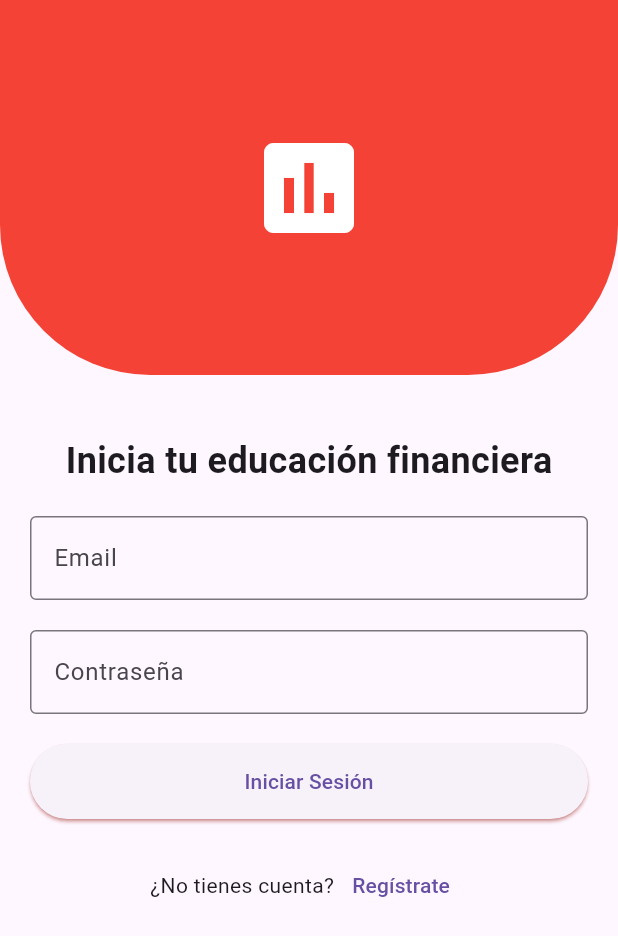
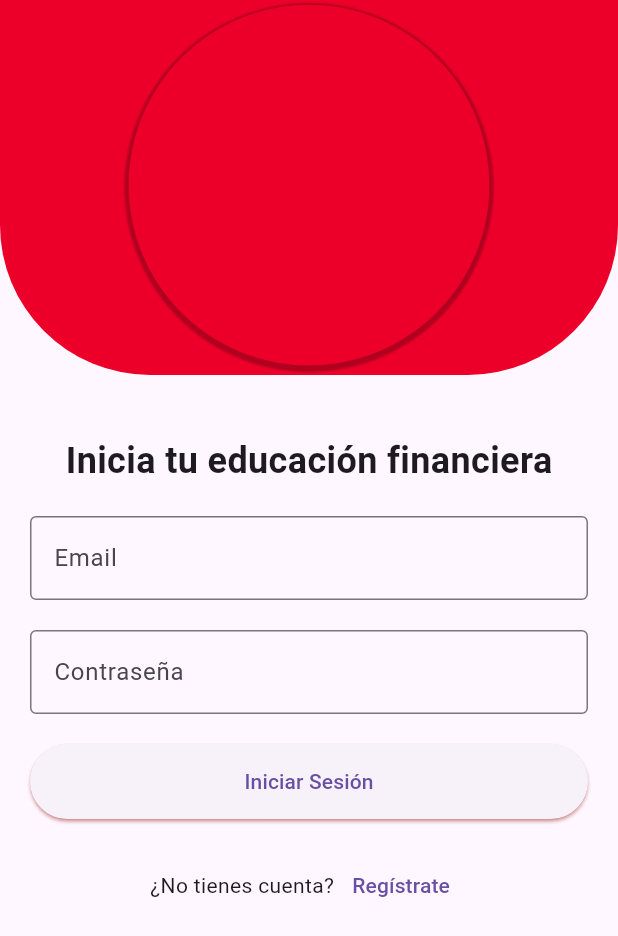
Before and after one commit to SsebasA/HackBanorte24, a Flutter app: the LoginPage screen opened directly, on a phone screen of 412 x 824 dp. Shown: the top 936 px of the screen. Run offline on Flutter 3.47's test engine with Material 3 defaults, Android fonts, the light colour scheme and no system bars.

Commit message:
Fix: Routing error

```diff
--- a/hack_banorte_reto/lib/login.dart
+++ b/hack_banorte_reto/lib/login.dart
@@ -20,6 +20,7 @@ class MyApp extends StatelessWidget {
 class LoginPage extends StatelessWidget {
   @override
   Widget build(BuildContext context) {
+    const Color myColor = Color.fromARGB(255, 236, 0, 41);
     return Scaffold(
       body: Column(
         children: [
@@ -28,18 +29,14 @@ class LoginPage extends StatelessWidget {
             width: double.infinity,
             height: 250,
             decoration: BoxDecoration(
-              color: Colors.red,
+              color: myColor,
               borderRadius: BorderRadius.only(
                 bottomLeft: Radius.circular(100),
                 bottomRight: Radius.circular(100),
               ),
             ),
             child: Center(
-              child: Icon(
-                Icons.assessment, // Cambia este icono por el que desees
-                size: 80,
-                color: Colors.white,
-              ),
+              child: Image.asset("assets/images/BackgroundRed.png"),
             ),
           ),
           SizedBox(height: 40),
--- a/hack_banorte_reto/lib/main.dart
+++ b/hack_banorte_reto/lib/main.dart
@@ -10,7 +10,7 @@ class MyApp extends StatelessWidget {
   Widget build(BuildContext context) {
     return MaterialApp(
       debugShowCheckedModeBanner: false,
-      home: LoginScreen(), // Cambia FirstScreen por LoginScreen
+      home: LoginPage(), // Cambia FirstScreen por LoginScreen
     );
   }
 }
```
